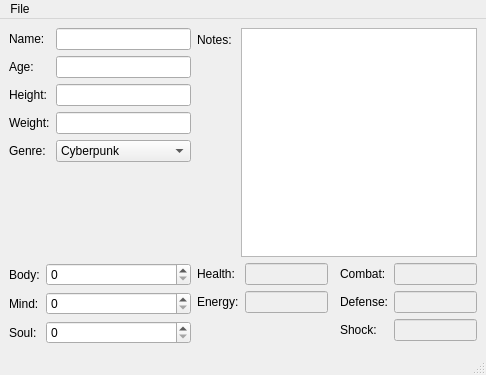
ccfreak2k/BESM-Character-Resolver, file besmcr/gui/mainwindow.ui: the form before one commit.
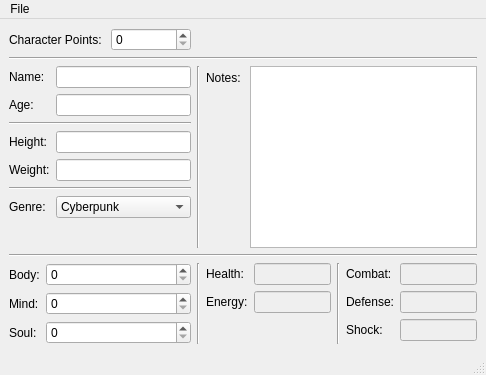
The form after the commit.

Commit message: Added character points to the GUI. Added lines to make it kawaii.

Patch:
```diff
--- a/besmcr/gui/mainwindow.ui
+++ b/besmcr/gui/mainwindow.ui
@@ -18,7 +18,7 @@
   </property>
   <widget class="QWidget" name="centralwidget">
    <layout class="QGridLayout" name="gridLayout_2">
-    <item row="0" column="1" colspan="3">
+    <item row="2" column="2" colspan="3">
      <layout class="QFormLayout" name="notesFormLayout">
       <property name="fieldGrowthPolicy">
        <enum>QFormLayout::AllNonFixedFieldsGrow</enum>
@@ -72,7 +72,7 @@
       </item>
      </layout>
     </item>
-    <item row="1" column="0">
+    <item row="4" column="0">
      <layout class="QFormLayout" name="statFormLayout">
       <property name="fieldGrowthPolicy">
        <enum>QFormLayout::AllNonFixedFieldsGrow</enum>
@@ -109,7 +109,7 @@
       </item>
      </layout>
     </item>
-    <item row="1" column="1">
+    <item row="4" column="2">
      <layout class="QFormLayout" name="healthEnergyFormLayout">
       <item row="0" column="0">
        <widget class="QLabel" name="healthLabel">
@@ -141,7 +141,7 @@
       </item>
      </layout>
     </item>
-    <item row="1" column="3">
+    <item row="4" column="4">
      <layout class="QFormLayout" name="derivedValuesFormLayout">
       <item row="0" column="0">
        <widget class="QLabel" name="cvLabel">
@@ -187,7 +187,7 @@
       </item>
      </layout>
     </item>
-    <item row="0" column="0">
+    <item row="2" column="0">
      <layout class="QFormLayout" name="infoFormLayout">
       <property name="fieldGrowthPolicy">
        <enum>QFormLayout::AllNonFixedFieldsGrow</enum>
@@ -212,34 +212,34 @@
       <item row="1" column="1">
        <widget class="QLineEdit" name="ageEdit"/>
       </item>
-      <item row="2" column="0">
+      <item row="3" column="0">
        <widget class="QLabel" name="heightLabel">
         <property name="text">
          <string>Height:</string>
         </property>
        </widget>
       </item>
-      <item row="2" column="1">
+      <item row="3" column="1">
        <widget class="QLineEdit" name="heightEdit"/>
       </item>
-      <item row="3" column="0">
+      <item row="4" column="0">
        <widget class="QLabel" name="weightLabel">
         <property name="text">
          <string>Weight:</string>
         </property>
        </widget>
       </item>
-      <item row="3" column="1">
+      <item row="4" column="1">
        <widget class="QLineEdit" name="weightEdit"/>
       </item>
-      <item row="4" column="0">
+      <item row="6" column="0">
        <widget class="QLabel" name="genreLabel">
         <property name="text">
          <string>Genre:</string>
         </property>
        </widget>
       </item>
-      <item row="4" column="1">
+      <item row="6" column="1">
        <widget class="QComboBox" name="genreSelection">
         <item>
          <property name="text">
@@ -283,8 +283,71 @@
         </item>
        </widget>
       </item>
+      <item row="2" column="0" colspan="2">
+       <widget class="Line" name="line_3">
+        <property name="orientation">
+         <enum>Qt::Horizontal</enum>
+        </property>
+       </widget>
+      </item>
+      <item row="5" column="0" colspan="2">
+       <widget class="Line" name="line_4">
+        <property name="orientation">
+         <enum>Qt::Horizontal</enum>
+        </property>
+       </widget>
+      </item>
      </layout>
     </item>
+    <item row="0" column="0">
+     <layout class="QFormLayout" name="formLayout">
+      <item row="0" column="0">
+       <widget class="QLabel" name="label">
+        <property name="text">
+         <string>Character Points: </string>
+        </property>
+       </widget>
+      </item>
+      <item row="0" column="1">
+       <widget class="QSpinBox" name="cpSpin"/>
+      </item>
+     </layout>
+    </item>
+    <item row="3" column="0" colspan="5">
+     <widget class="Line" name="line">
+      <property name="orientation">
+       <enum>Qt::Horizontal</enum>
+      </property>
+     </widget>
+    </item>
+    <item row="1" column="0" colspan="5">
+     <widget class="Line" name="line_2">
+      <property name="orientation">
+       <enum>Qt::Horizontal</enum>
+      </property>
+     </widget>
+    </item>
+    <item row="4" column="1">
+     <widget class="Line" name="line_5">
+      <property name="orientation">
+       <enum>Qt::Vertical</enum>
+      </property>
+     </widget>
+    </item>
+    <item row="4" column="3">
+     <widget class="Line" name="line_6">
+      <property name="orientation">
+       <enum>Qt::Vertical</enum>
+      </property>
+     </widget>
+    </item>
+    <item row="2" column="1">
+     <widget class="Line" name="line_7">
+      <property name="orientation">
+       <enum>Qt::Vertical</enum>
+      </property>
+     </widget>
+    </item>
    </layout>
   </widget>
   <widget class="QMenuBar" name="menubar">
@@ -293,7 +356,7 @@
      <x>0</x>
      <y>0</y>
      <width>486</width>
-     <height>18</height>
+     <height>19</height>
     </rect>
    </property>
    <widget class="QMenu" name="menuFile">
@@ -306,7 +369,7 @@
     <addaction name="actionSave"/>
     <addaction name="actionSave_As"/>
     <addaction name="separator"/>
-    <addaction name="actionE_xit"/>
+    <addaction name="actionExit"/>
    </widget>
    <addaction name="menuFile"/>
   </widget>
@@ -335,6 +398,9 @@
    <property name="text">
     <string>Save As...</string>
    </property>
+   <property name="shortcut">
+    <string>Ctrl+Shift+S</string>
+   </property>
   </action>
   <action name="actionNew">
    <property name="text">
@@ -344,10 +410,13 @@
     <string>Ctrl+N</string>
    </property>
   </action>
-  <action name="actionE_xit">
+  <action name="actionExit">
    <property name="text">
     <string>E&amp;xit</string>
    </property>
+   <property name="menuRole">
+    <enum>QAction::QuitRole</enum>
+   </property>
   </action>
  </widget>
  <resources/>
```
